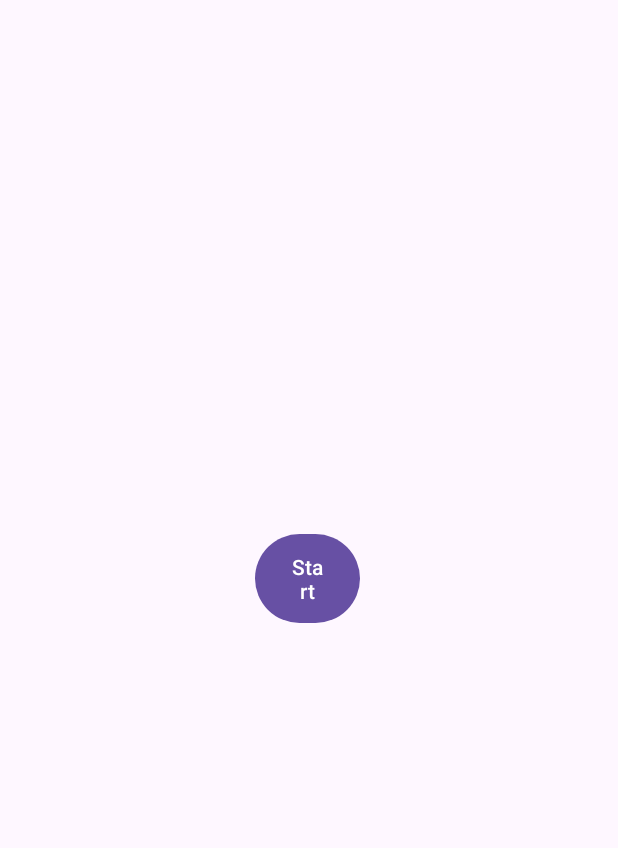
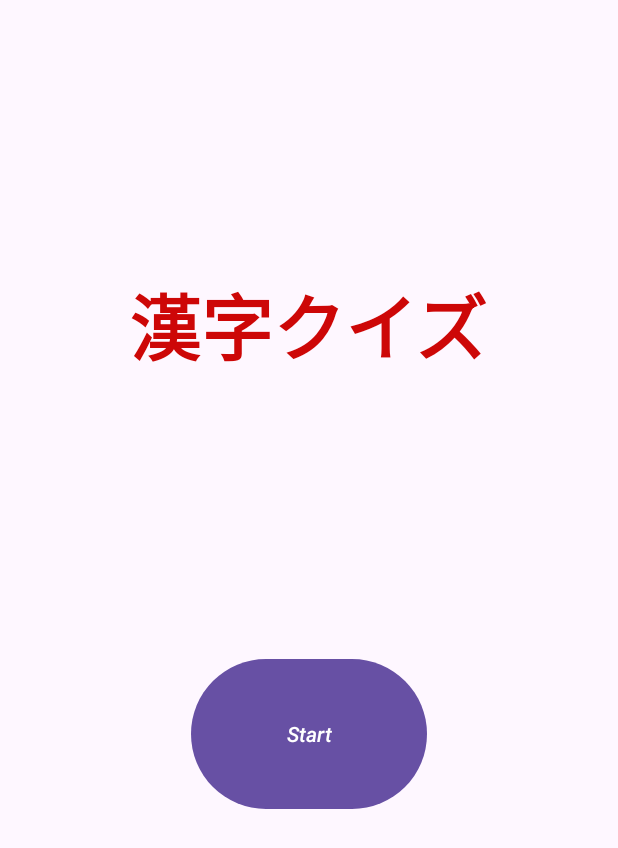
Before and after one commit to konan-pbl-2023/Kanji-quiz, an Android app: the layout activity_start.xml on its own in the app's theme, with its tools: preview values and no code run, on a phone screen of 412 x 824 dp. Shown: the top 848 px of the screen. Run offline under Robolectric (Android 15) with nearby library versions, the phone set to English and light mode, and no system bars.

Commit message:
リニューアル

```diff
--- a/app/src/main/res/layout/activity_start.xml
+++ b/app/src/main/res/layout/activity_start.xml
@@ -8,13 +8,31 @@
 
     <Button
         android:id="@+id/startbutton"
-        android:layout_width="70dp"
-        android:layout_height="67dp"
+        android:layout_width="157dp"
+        android:layout_height="108dp"
         android:text="Start"
+        android:textAllCaps="false"
+        android:textStyle="italic"
+        app:layout_constraintBottom_toBottomOf="parent"
+        app:layout_constraintEnd_toEndOf="parent"
+        app:layout_constraintStart_toStartOf="parent"
+        app:layout_constraintTop_toTopOf="parent"
+        app:layout_constraintVertical_bias="0.608" />
+
+    <TextView
+        android:id="@+id/textView"
+        android:layout_width="wrap_content"
+        android:layout_height="72dp"
+        android:rotationX="0"
+        android:text="漢字クイズ"
+        android:textAllCaps="true"
+        android:textColor="#CD0707"
+        android:textSize="48sp"
+        android:textStyle="bold"
         app:layout_constraintBottom_toBottomOf="parent"
         app:layout_constraintEnd_toEndOf="parent"
         app:layout_constraintHorizontal_bias="0.498"
         app:layout_constraintStart_toStartOf="parent"
         app:layout_constraintTop_toTopOf="parent"
-        app:layout_constraintVertical_bias="0.465" />
+        app:layout_constraintVertical_bias="0.24000001" />
 </androidx.constraintlayout.widget.ConstraintLayout>
```
